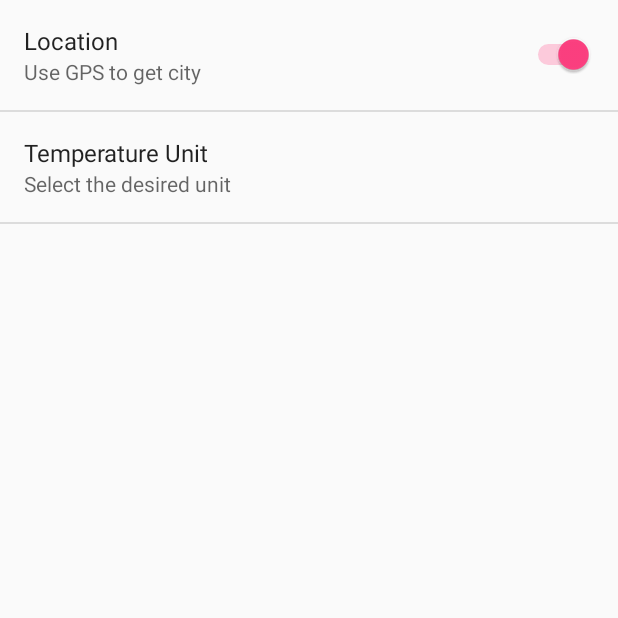
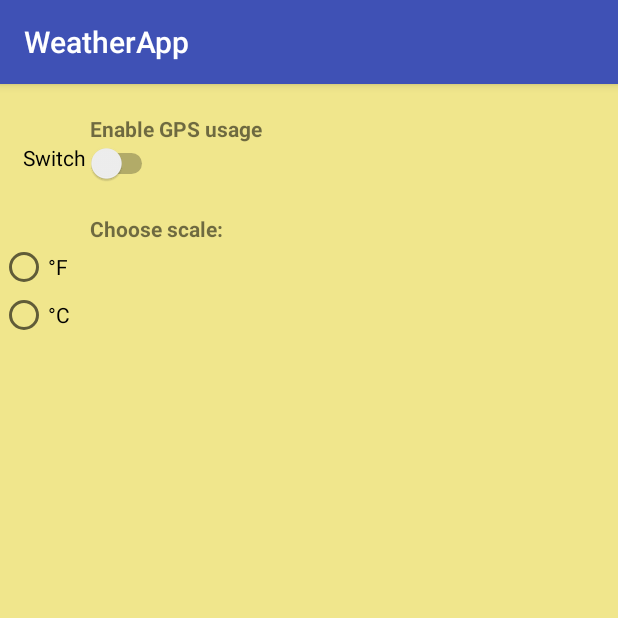
Before and after one commit to alchemist009/Android, an Android app: the screen it shows after launch (PreferencesActivity), in the options menu, after a tap on "Settings", on a phone screen of 412 x 824 dp, the top half of it. Run offline under Robolectric (Android 15) with nearby library versions, the phone set to English and light mode, and no system bars.

Commit message:
Some major changes:
* Removed SettingsActivity, not using built-in Preferences anymore
* Adding new Settings activity and layout
* Some changes to project structure

```diff
--- a/WeatherApp/app/src/main/java/com/example/wra1th/weatherapp/CitySelected.java
+++ b/WeatherApp/app/src/main/java/Classes/CitySelected.java
@@ -1,4 +1,4 @@
-package com.example.wra1th.weatherapp;
+package Classes;
 
 import android.app.Activity;
 import android.content.SharedPreferences;
@@ -15,11 +15,11 @@ public class CitySelected {
         preferences = activity.getPreferences(Activity.MODE_PRIVATE);
     }
 
-    String getCity(){
+    public String getCity(){
         return preferences.getString("city", "Dallas, US");
     }
 
-    void setCity(String city){
+    public void setCity(String city){
         preferences.edit().putString("city", city).commit();
     }
 }
--- a/WeatherApp/app/src/main/java/com/example/wra1th/weatherapp/SettingsActivity.java
+++ b/WeatherApp/app/src/main/java/Classes/SettingsActivity.java
@@ -1,4 +1,4 @@
-package com.example.wra1th.weatherapp;
+package Classes;
 
 import android.app.Activity;
 import android.content.SharedPreferences;
@@ -16,11 +16,11 @@ public class SettingsActivity {
         preferences = activity.getPreferences(Activity.MODE_PRIVATE);
     }
 
-    String getScale(){
+    public String getScale(){
         return preferences.getString("scale", "imperial");
     }
 
-    void setScale(String scale){
+    public void setScale(String scale){
         preferences.edit().putString("scale", scale).commit();
     }
 
--- a/WeatherApp/app/src/main/java/com/example/wra1th/weatherapp/MainActivity.java
+++ b/WeatherApp/app/src/main/java/com/example/wra1th/weatherapp/MainActivity.java
@@ -9,6 +9,9 @@ import android.text.InputType;
 import android.view.Menu;
 import android.view.MenuItem;
 import android.widget.EditText;
+
+import Classes.CitySelected;
+import Classes.SettingsActivity;
 
 public class MainActivity extends AppCompatActivity {
 
--- a/WeatherApp/app/src/main/java/com/example/wra1th/weatherapp/PreferencesActivity.java
+++ b/WeatherApp/app/src/main/java/com/example/wra1th/weatherapp/PreferencesActivity.java
@@ -5,23 +5,15 @@ import android.os.Bundle;
 import android.preference.PreferenceActivity;
 import android.preference.PreferenceFragment;
 import android.support.annotation.Nullable;
+import android.support.v7.app.AppCompatActivity;
 
-public class PreferencesActivity extends PreferenceActivity {
+public class PreferencesActivity extends AppCompatActivity {
 
     @Override
     protected void onCreate(Bundle savedInstanceState) {
         super.onCreate(savedInstanceState);
-        getFragmentManager().beginTransaction().replace(android.R.id.content, new MyPreferenceFragment()).commit();
+        setContentView(R.layout.settings_layout);
 
-    }
-
-    public static class MyPreferenceFragment extends PreferenceFragment
-    {
-        @Override
-        public void onCreate(final Bundle savedInstanceState){
-            super.onCreate(savedInstanceState);
-            addPreferencesFromResource(R.xml.preferences);
-        }
     }
 
     //public void changeSettings()
--- /dev/null
+++ b/WeatherApp/app/src/main/res/layout/settings_layout.xml
@@ -0,0 +1,78 @@
+<?xml version="1.0" encoding="utf-8"?>
+<LinearLayout
+    xmlns:android="http://schemas.android.com/apk/res/android"
+    xmlns:app="http://schemas.android.com/apk/res-auto"
+    xmlns:tools="http://schemas.android.com/tools"
+    android:layout_width="match_parent"
+    android:layout_height="match_parent"
+    tools:context=".PreferencesActivity"
+    android:background="#F0E68C"
+    android:orientation="vertical">
+
+    <LinearLayout
+        android:layout_width="fill_parent"
+        android:layout_height="wrap_content"
+        android:weightSum="6"
+        android:orientation="vertical">
+
+        <TextView
+            android:id="@+id/textView2"
+            android:layout_width="match_parent"
+            android:layout_height="wrap_content"
+            android:layout_gravity="left"
+            android:text="Enable GPS usage"
+            android:paddingStart="60sp"
+            android:paddingEnd="5sp"
+            android:paddingTop="20sp"
+            android:textStyle="bold"
+            android:fontFamily="sans-serif" />
+
+        <Switch
+            android:id="@+id/switch1"
+            android:layout_width="wrap_content"
+            android:layout_height="wrap_content"
+            android:paddingLeft="15sp"
+            android:gravity="end"
+            android:text="Switch"
+            tools:layout_editor_absoluteX="128dp"
+            tools:layout_editor_absoluteY="8dp" />
+
+
+    </LinearLayout>
+
+    <LinearLayout
+        android:layout_width="fill_parent"
+        android:layout_height="wrap_content"
+        android:orientation="vertical">
+
+        <TextView
+            android:id="@+id/textView3"
+            android:layout_width="match_parent"
+            android:layout_height="wrap_content"
+            android:text="Choose scale: "
+            android:paddingStart="60sp"
+            android:paddingEnd="5sp"
+            android:paddingTop="20sp"
+            android:textStyle="bold"
+            android:fontFamily="sans-serif"/>
+
+        <RadioGroup
+            android:layout_width="wrap_content"
+            android:layout_height="wrap_content">
+
+            <RadioButton
+                android:id="@+id/FScale"
+                android:layout_width="wrap_content"
+                android:layout_height="wrap_content"
+                android:text="°F" />
+
+            <RadioButton
+                android:id="@+id/CScale"
+                android:layout_width="wrap_content"
+                android:layout_height="wrap_content"
+                android:text="°C" />
+        </RadioGroup>
+
+    </LinearLayout>
+
+</LinearLayout>
```
Also changed, not shown: WeatherApp/app/src/main/java/Classes/FetchInfo.java (renamed from WeatherApp/app/src/main/java/com/example/wra1th/weatherapp/FetchInfo.java, +7 -1 lines), WeatherApp/app/src/main/java/com/example/wra1th/weatherapp/WeatherFragment.java (+23 -6 lines), WeatherApp/app/src/main/res/values/strings.xml (+0 -72 lines), WeatherApp/app/src/main/res/xml/pref_data_sync.xml (deleted, +0 -21 lines), WeatherApp/app/src/main/res/xml/pref_general.xml (deleted, +0 -33 lines), WeatherApp/app/src/main/res/xml/pref_headers.xml (deleted, +0 -20 lines), WeatherApp/app/src/main/res/xml/pref_notification.xml (deleted, +0 -27 lines).
